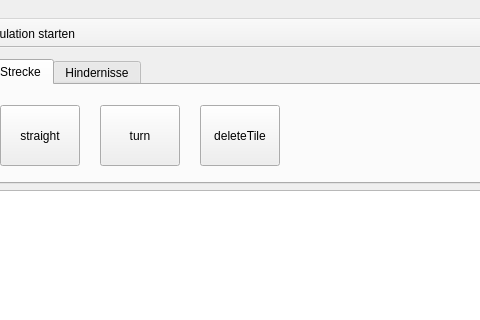
First picture: the form in bin/source/editor.ui, repository Waldemarv/swt1718, before the edit; both pictures show x 291 to 771 and y 0 to 320 of the 1104 by 721 pixel window.
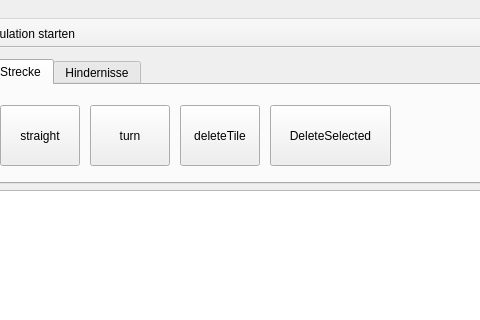
Second picture: the form after the edit. Icons and pictures are not drawn.

Commit message:
Delete Selected hinzugefügt
Von Khalid

Diff of the .ui file:
```diff
--- a/bin/source/editor.ui
+++ b/bin/source/editor.ui
@@ -97,7 +97,7 @@
          <widget class="QPushButton" name="turnButton">
           <property name="geometry">
            <rect>
-            <x>110</x>
+            <x>100</x>
             <y>20</y>
             <width>80</width>
             <height>61</height>
@@ -110,7 +110,7 @@
          <widget class="QPushButton" name="deleteTile">
           <property name="geometry">
            <rect>
-            <x>210</x>
+            <x>190</x>
             <y>20</y>
             <width>80</width>
             <height>61</height>
@@ -120,6 +120,19 @@
            <string>deleteTile</string>
           </property>
          </widget>
+         <widget class="QPushButton" name="deleteSelectedTile">
+          <property name="geometry">
+           <rect>
+            <x>280</x>
+            <y>20</y>
+            <width>121</width>
+            <height>61</height>
+           </rect>
+          </property>
+          <property name="text">
+           <string>DeleteSelected</string>
+          </property>
+         </widget>
         </widget>
         <widget class="QWidget" name="tab_2">
          <property name="maximumSize">
```
Left out of the diff: 13 changed lines with no effect on the pictures. The commit also changes 10 other files.
